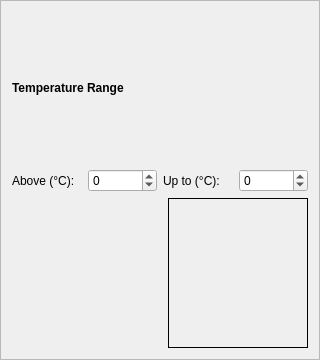
The window that qt/AgileRgbTemperatureRangeCard/AgileRgbTemperatureRangeCard.ui (JarzDev/agile-rgb) describes before a commit, drawn with Qt 5.
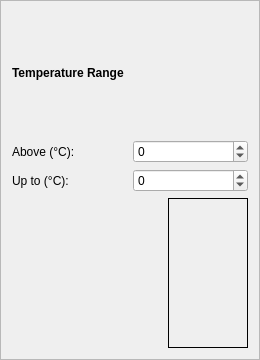
The same window after the commit. Custom widgets are drawn as their Qt base class.

Commit message: Add device scan button, contiguous range validation, card width fix

```diff
--- a/qt/AgileRgbTemperatureRangeCard/AgileRgbTemperatureRangeCard.ui
+++ b/qt/AgileRgbTemperatureRangeCard/AgileRgbTemperatureRangeCard.ui
@@ -10,6 +10,18 @@
     <height>360</height>
    </rect>
   </property>
+  <property name="minimumSize">
+   <size>
+    <width>260</width>
+    <height>0</height>
+   </size>
+  </property>
+  <property name="maximumSize">
+   <size>
+    <width>260</width>
+    <height>16777215</height>
+   </size>
+  </property>
   <property name="frameShape">
    <enum>QFrame::StyledPanel</enum>
   </property>
@@ -30,7 +42,9 @@
     </widget>
    </item>
    <item>
-    <layout class="QHBoxLayout" name="ThresholdLayout">
+    <layout class="QVBoxLayout" name="ThresholdLayout">
+     <item>
+      <layout class="QHBoxLayout" name="MinTempLayout">
      <item>
       <widget class="QLabel" name="MinTempLabel">
        <property name="text">
@@ -48,6 +62,10 @@
        </property>
       </widget>
      </item>
+      </layout>
+     </item>
+     <item>
+      <layout class="QHBoxLayout" name="MaxTempLayout">
      <item>
       <widget class="QLabel" name="MaxTempLabel">
        <property name="text">
@@ -64,6 +82,8 @@
         <number>150</number>
        </property>
       </widget>
+       </item>
+      </layout>
      </item>
     </layout>
    </item>
```
Lines whose indentation alone changed are shown as unchanged. The commit also changes 7 other files.
